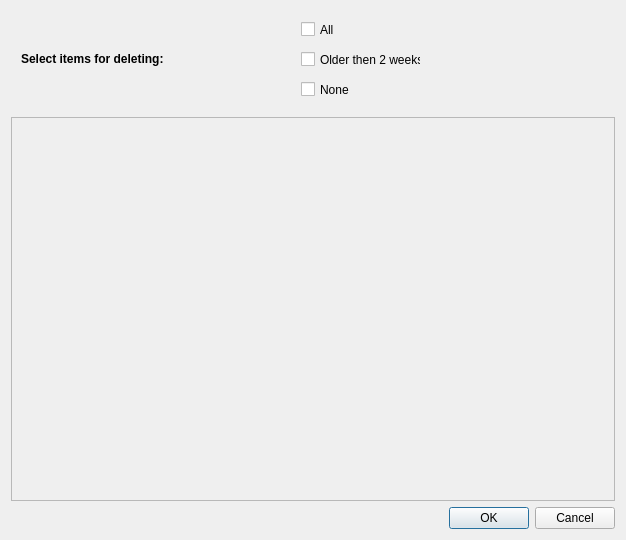
First picture: the form in src/ui/clear_history_dialog.ui, repository vslobodyan/Relanotes, before the edit.
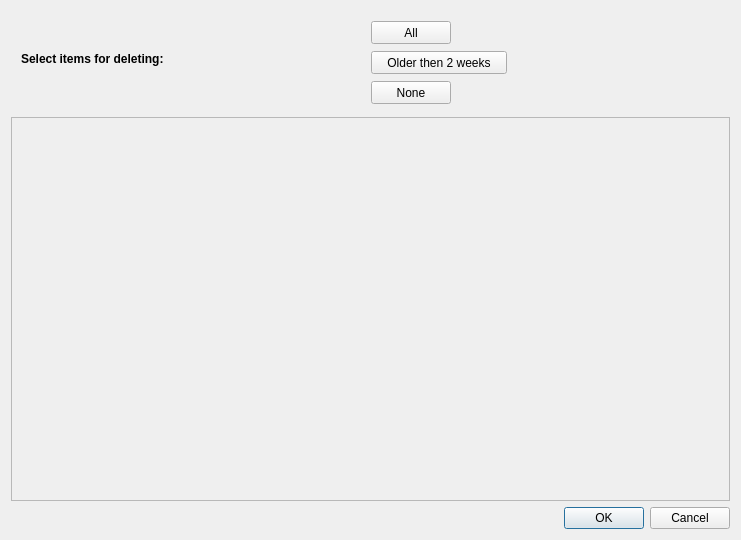
Second picture: the form after the edit.

Patch:
```diff
--- a/src/ui/clear_history_dialog.ui
+++ b/src/ui/clear_history_dialog.ui
@@ -6,7 +6,7 @@
    <rect>
     <x>0</x>
     <y>0</y>
-    <width>626</width>
+    <width>741</width>
     <height>540</height>
    </rect>
   </property>
@@ -41,13 +41,13 @@
        <string>Select items for deleting:</string>
       </property>
      </widget>
-     <widget class="QCheckBox" name="chbAll">
+     <widget class="QPushButton" name="pbutSelectAll">
       <property name="geometry">
        <rect>
-        <x>290</x>
+        <x>360</x>
         <y>10</y>
-        <width>70</width>
-        <height>17</height>
+        <width>80</width>
+        <height>23</height>
        </rect>
       </property>
       <property name="text">
@@ -57,13 +57,13 @@
        <bool>true</bool>
       </property>
      </widget>
-     <widget class="QCheckBox" name="chbTwoWeeks">
+     <widget class="QPushButton" name="pbutSelectOlderThanTwoWeeks">
       <property name="geometry">
        <rect>
-        <x>290</x>
+        <x>360</x>
         <y>40</y>
-        <width>120</width>
-        <height>17</height>
+        <width>136</width>
+        <height>23</height>
        </rect>
       </property>
       <property name="text">
@@ -73,13 +73,13 @@
        <bool>true</bool>
       </property>
      </widget>
-     <widget class="QCheckBox" name="chbNone">
+     <widget class="QPushButton" name="pbutSelectNone">
       <property name="geometry">
        <rect>
-        <x>290</x>
+        <x>360</x>
         <y>70</y>
-        <width>70</width>
-        <height>17</height>
+        <width>80</width>
+        <height>23</height>
        </rect>
       </property>
       <property name="text">
@@ -101,7 +101,7 @@
        <rect>
         <x>0</x>
         <y>0</y>
-        <width>606</width>
+        <width>721</width>
         <height>385</height>
        </rect>
       </property>
```
Left out of the diff: 9 changed lines with no effect on the pictures.
